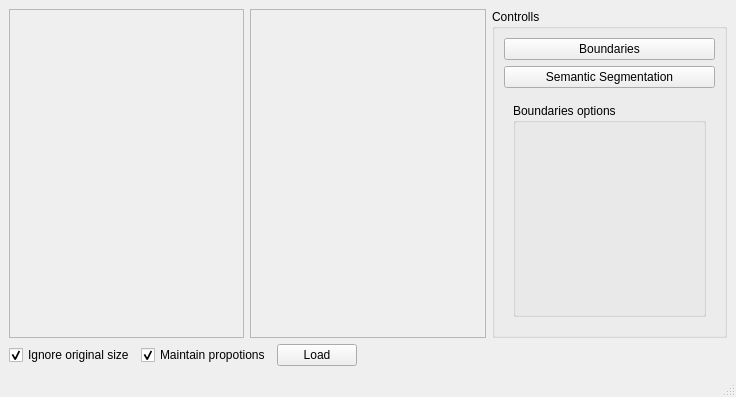
The window that python/mainwindow.ui (nikkonrom/imager) describes before a commit, drawn with Qt 5.
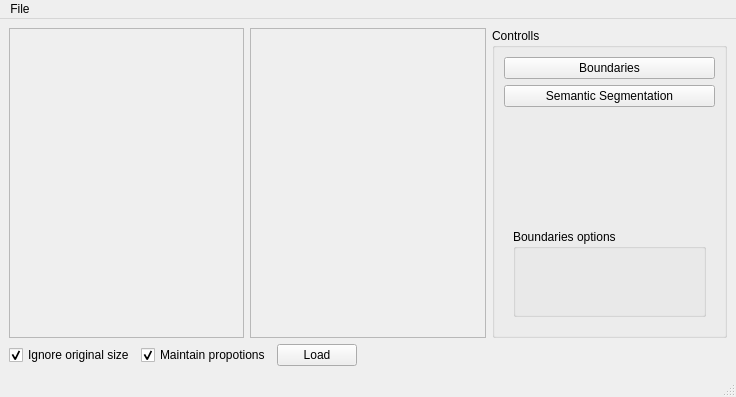
The same window after the commit. Icons and pictures are not drawn. Custom widgets are drawn as their Qt base class.

The edit to the form file:
```diff
--- a/python/mainwindow.ui
+++ b/python/mainwindow.ui
@@ -66,6 +66,19 @@
                </property>
               </widget>
              </item>
+             <item>
+              <spacer name="verticalSpacer">
+               <property name="orientation">
+                <enum>Qt::Vertical</enum>
+               </property>
+               <property name="sizeHint" stdset="0">
+                <size>
+                 <width>20</width>
+                 <height>40</height>
+                </size>
+               </property>
+              </spacer>
+             </item>
              <item>
               <widget class="QStackedWidget" name="stackedWidget">
                <property name="sizePolicy">
@@ -199,6 +212,16 @@
      <height>26</height>
     </rect>
    </property>
+   <widget class="QMenu" name="menuFile">
+    <property name="title">
+     <string>File</string>
+    </property>
+    <addaction name="actionSave"/>
+    <addaction name="separator"/>
+    <addaction name="actionExit"/>
+    <addaction name="actionOpen_3"/>
+   </widget>
+   <addaction name="menuFile"/>
   </widget>
   <widget class="QStatusBar" name="statusbar"/>
  </widget>
```
Left out of the diff: 33 changed lines with no effect on the pictures.
